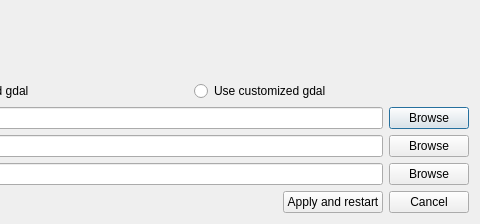
Old version of the form UI/Dialog_settings_gdal.ui in the repository MartinHvidberg/kmstrans_fra_SDFE_SEQ200131; both pictures show x 379 to 859 and y 0 to 224 of the 859 by 224 pixel window.
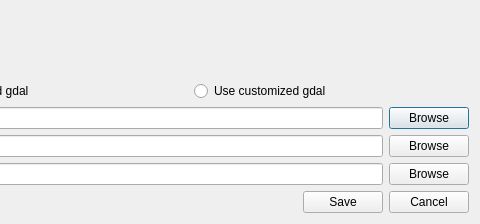
New version of the form.

```diff
--- a/UI/Dialog_settings_gdal.ui
+++ b/UI/Dialog_settings_gdal.ui
@@ -143,7 +143,7 @@
      <item>
       <widget class="QPushButton" name="bt_apply">
        <property name="text">
-        <string>Apply and restart</string>
+        <string>Save</string>
        </property>
       </widget>
      </item>
```
